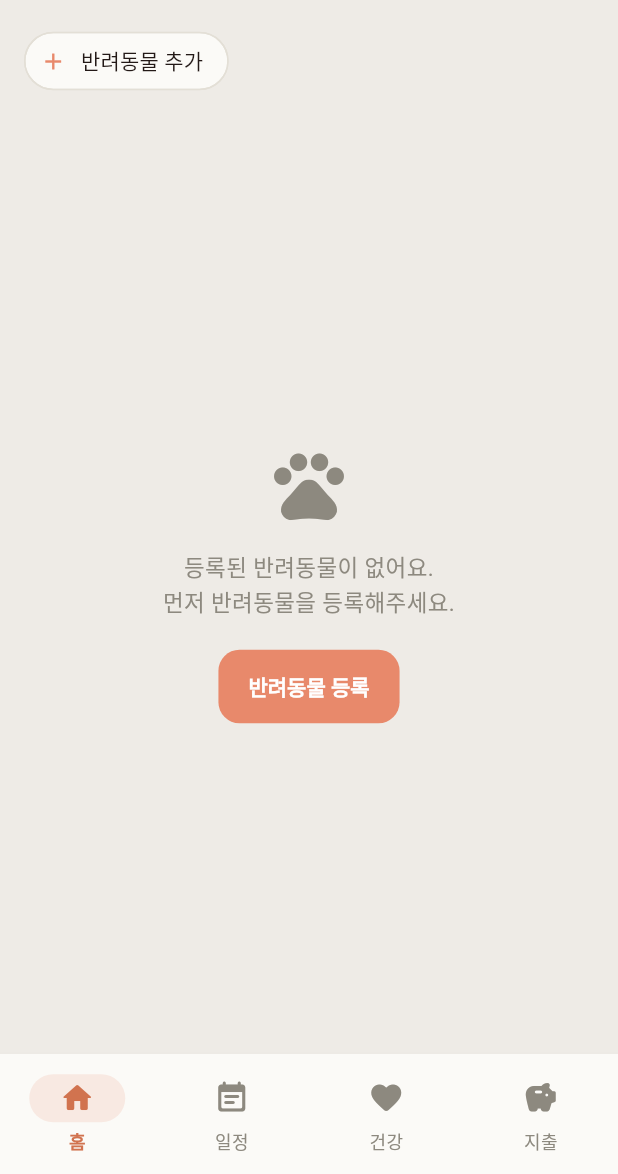
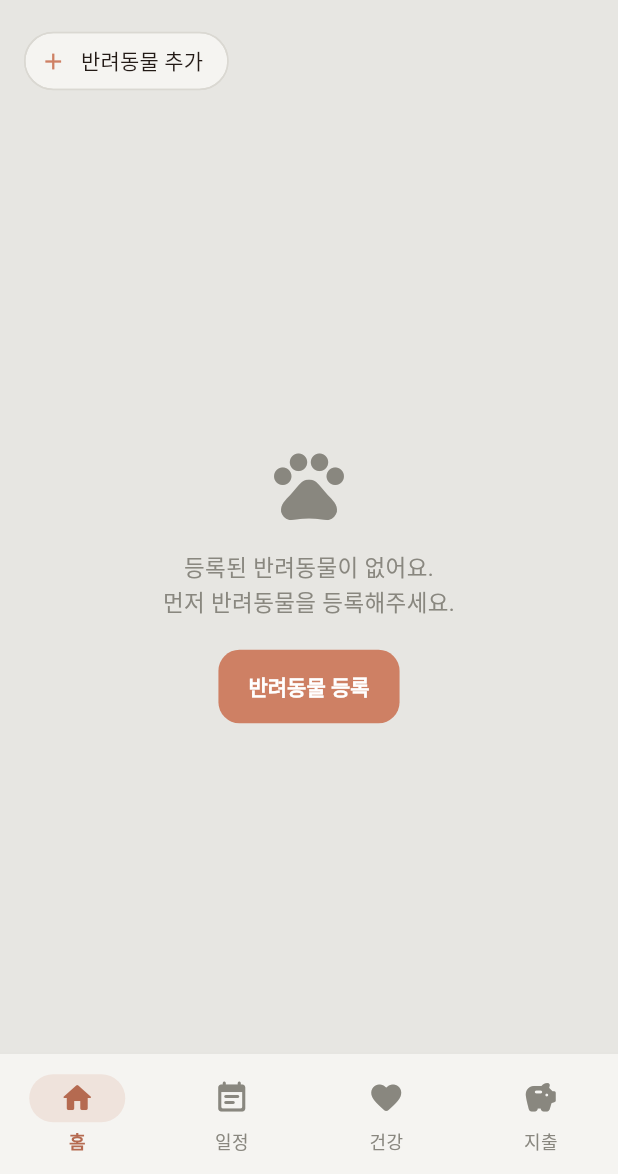
Before and after one commit to dd2-2/doglog, a Flutter app: the screen it shows after launch, on a phone screen of 412 x 824 dp, the part 62-1236 px from its top. Run offline on Flutter 3.47's test engine with Material 3 defaults, Android fonts, the phone set to English and light mode, and no system bars; our stand-ins replace drift, fl_chart, flutter_local_notifications, flutter_riverpod, image_picker, table_calendar and 1 more; accounts and stored records are empty; generated files the repository leaves out were written again.

Commit message:
fix: 배경/카드 톤을 참고 이미지에 더 가깝게 중립 그레이로 재조정
기존 베이지/크림 톤이 참고 이미지의 무채색 그레이 톤과 차이가 컸음. 포인트 컬러(코랄)는
이미 생성된 앱 아이콘과 맞춰야 해서 유지하되 채도를 더 낮춤.

```diff
--- a/lib/theme/app_theme.dart
+++ b/lib/theme/app_theme.dart
@@ -1,16 +1,16 @@
 import 'package:flutter/material.dart';
 
-/// 브랜드 팔레트: 완전한 화이트 대신 은은한 페이퍼 톤 배경 + 소프트 그림자 카드 + 코랄 포인트
+/// 브랜드 팔레트: 완전한 화이트 대신 중립 그레이 페이퍼 톤 배경 + 소프트 그림자 카드 + 코랄 포인트
 class AppColors {
-  static const paper = Color(0xFFEEEBE6);
-  static const cardBg = Color(0xFFFBFAF7);
-  static const coral = Color(0xFFE8896B);
-  static const coralDark = Color(0xFFD1734F);
+  static const paper = Color(0xFFE7E6E2);
+  static const cardBg = Color(0xFFF5F4F1);
+  static const coral = Color(0xFFCE8064);
+  static const coralDark = Color(0xFFB56A50);
   static const mint = Color(0xFF7FB89A);
-  static const ink = Color(0xFF3D3B37);
-  static const inkLight = Color(0xFF8D897F);
-  static const divider = Color(0xFFE3DFD6);
-  static const shadow = Color(0x1F2E2B24);
+  static const ink = Color(0xFF37352F);
+  static const inkLight = Color(0xFF89877F);
+  static const divider = Color(0xFFDAD8D2);
+  static const shadow = Color(0x24292620);
 }
 
 class AppTheme {
```
